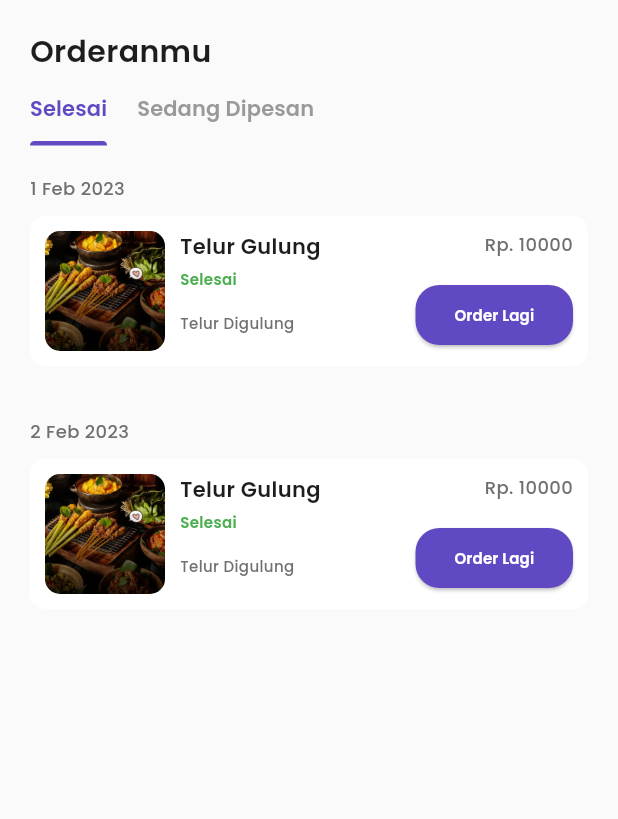
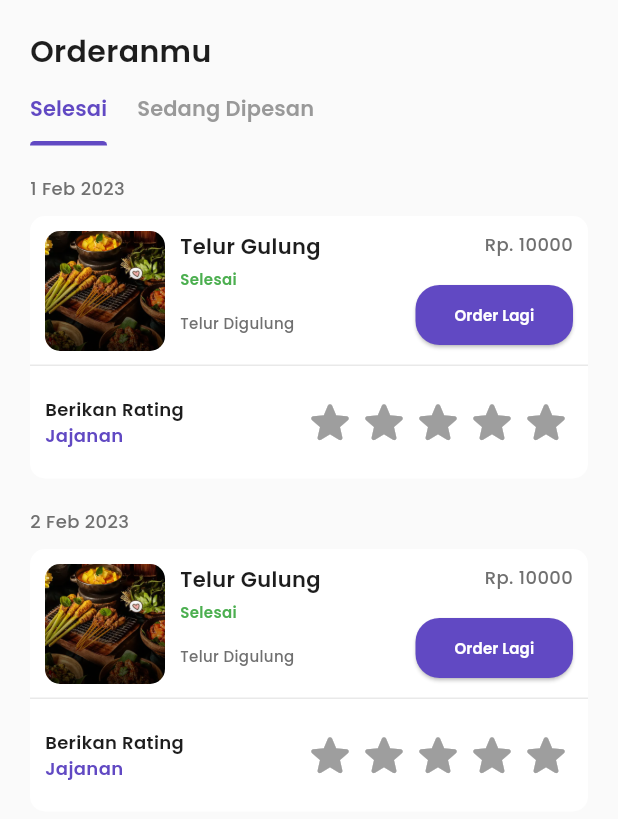
Before and after one commit to Fadzaa/limatrack, a Flutter app: the OrderPageView screen opened directly, on a phone screen of 412 x 824 dp. Shown: the top 819 px of the screen. Run offline on Flutter 3.47's test engine with Material 3 defaults, Android fonts, the phone set to English and light mode, and no system bars; drawn by our look-alikes of flutter_rating_bar; our stand-ins replace dio, flutter_svg, geolocator, get, google_fonts, google_maps_flutter and 3 more; accounts and stored records are empty.

Commit message:
feat: [SF] add rating bar in item order complete

```diff
--- a/lib/app/pages/features/order_page/items/item_order_complete.dart
+++ b/lib/app/pages/features/order_page/items/item_order_complete.dart
@@ -2,6 +2,7 @@ import 'package:flutter/cupertino.dart';
 import 'package:flutter/material.dart';
 import 'package:flutter/widgets.dart';
 import 'package:flutter_svg/flutter_svg.dart';
+import 'package:limatrack_genetic/app/pages/features/order_page/widget/rating_order.dart';
 import 'package:limatrack_genetic/app/pages/global_component/common_button.dart';
 import 'package:limatrack_genetic/common/constant.dart';
 
@@ -22,13 +23,17 @@ class ItemOrderComplete extends StatelessWidget {
 
   @override
   Widget build(BuildContext context) {
-    return Container(
+    return Column(
+      children: [
+        Container(
           height: 100,
-      margin: const EdgeInsets.only(bottom: 15),
           padding: const EdgeInsets.all(10),
-      decoration: BoxDecoration(
+          decoration: const BoxDecoration(
               color: Colors.white,
-          borderRadius: BorderRadius.circular(10)
+              borderRadius: BorderRadius.only(
+                  topLeft: Radius.circular(10),
+                  topRight: Radius.circular(10)
+              )
           ),
           child: Row(
             crossAxisAlignment: CrossAxisAlignment.center,
@@ -91,15 +96,53 @@ class ItemOrderComplete extends StatelessWidget {
                             color: Colors.white
                         ),)
                       ],
-                )
-
-
-
+                    ),
                   ],
                 ),
               )
             ],
           ),
+        ),
+
+        const Divider(height: 0, thickness: 1, color: Color(0xFFE9E9E9)),
+
+        Container(
+          height: 75,
+          margin: const EdgeInsets.only(bottom: 0),
+          padding: const EdgeInsets.all(10),
+          decoration: const BoxDecoration(
+              color: Colors.white,
+              borderRadius: BorderRadius.only(
+                  bottomLeft: Radius.circular(10),
+                  bottomRight: Radius.circular(10)
+              )
+          ),
+          child: Row(
+            mainAxisAlignment: MainAxisAlignment.spaceBetween,
+            children: [
+              Text.rich(
+                TextSpan(
+                    text: "Berikan Rating\n",
+                    style: tsBodySmall.copyWith(
+                        fontWeight: FontWeight.w600,
+                        color: blackColor
+                    ),
+                    children: [
+                      TextSpan(
+                        text: "Jajanan",
+                        style: tsBodySmall.copyWith(
+                            fontWeight: FontWeight.w600,
+                            color: primaryColor
+                        ),
+                      )
+                    ]
+                ),
+              ),
+              RatingOrder()
+            ],
+          ),
+        )
+      ],
     );
   }
 }
--- a/lib/app/pages/features/order_page/order_page_controller.dart
+++ b/lib/app/pages/features/order_page/order_page_controller.dart
@@ -5,12 +5,12 @@ import 'package:get/get.dart';
 class OrderPageController extends GetxController with SingleGetTickerProviderMixin {
 
   TabController? tabController;
-
+  RxBool isRating = false.obs;
 
   @override
   void onInit() {
     super.onInit();
-    tabController = TabController(length: 4, vsync: this );
+    tabController = TabController(length: 2, vsync: this );
 
   }
 
--- /dev/null
+++ b/lib/app/pages/features/order_page/widget/rating_order.dart
@@ -0,0 +1,27 @@
+import 'package:flutter/material.dart';
+import 'package:get/get.dart';
+import 'package:flutter_rating_bar/flutter_rating_bar.dart';
+import 'package:limatrack_genetic/app/pages/features/order_page/order_page_controller.dart';
+
+class RatingOrder extends GetView<OrderPageController> {
+  const RatingOrder({super.key});
+
+  @override
+  Widget build(BuildContext context) {
+    return RatingBar.builder(
+      initialRating: 0,
+      minRating: 1,
+      direction: Axis.horizontal,
+      itemCount: 5,
+      itemSize: 35,
+      itemPadding: const EdgeInsets.symmetric(horizontal: 0.5),
+      itemBuilder: (context, _) => const Icon(
+        Icons.star_rounded,
+        color: Colors.amber,
+      ),
+      onRatingUpdate: (rating) {
+        controller.isRating.value = true;
+      },
+    );
+  }
+}
--- a/pubspec.yaml
+++ b/pubspec.yaml
@@ -40,6 +40,7 @@ dependencies:
   json_serializable: ^6.7.1
   json_annotation: ^4.8.1
   geolocator: ^12.0.0
+  flutter_rating_bar: ^4.0.1
   flutter:
     sdk: flutter
 
```
Also changed, not shown: pubspec.lock. Lines whose indentation alone changed are shown as unchanged.
